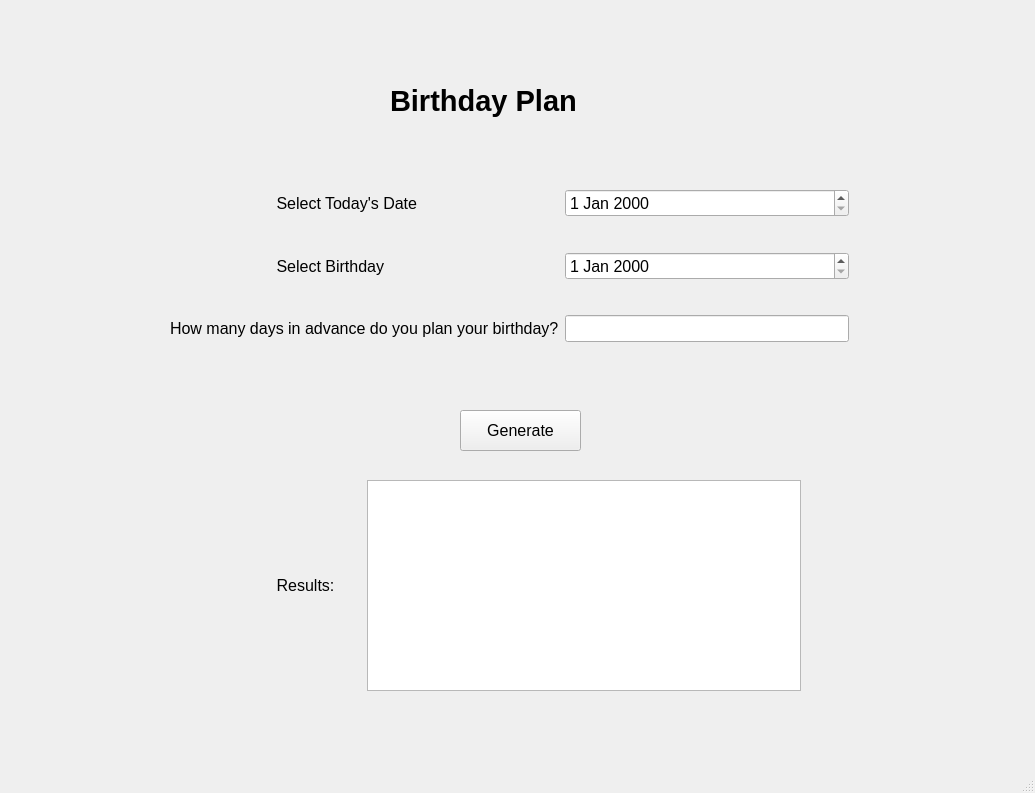
First picture: the form in main_window.ui, repository Qingzheng-Wang/BirthdayPlan, before the edit.
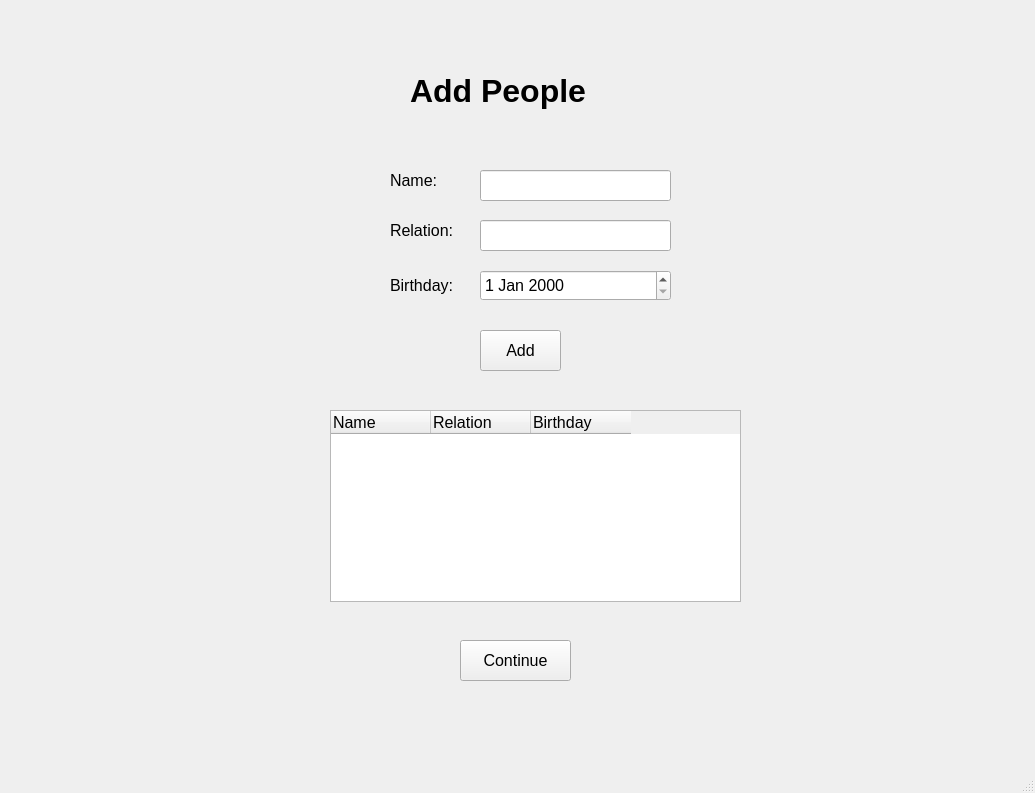
Second picture: the form after the edit. The open tabs and pages were chosen to show the change.

Patch:
```diff
--- a/main_window.ui
+++ b/main_window.ui
@@ -14,161 +14,470 @@
    <string>MainWindow</string>
   </property>
   <widget class="QWidget" name="centralwidget">
-   <widget class="QWidget" name="gridLayoutWidget">
+   <widget class="QStackedWidget" name="stackedWidget">
     <property name="geometry">
      <rect>
-      <x>170</x>
-      <y>160</y>
-      <width>679</width>
-      <height>211</height>
+      <x>10</x>
+      <y>10</y>
+      <width>1011</width>
+      <height>731</height>
      </rect>
     </property>
-    <layout class="QGridLayout" name="gridLayout_2">
-     <item row="0" column="1">
-      <widget class="QDateEdit" name="dateEditToday">
-       <property name="font">
-        <font>
-         <family>Microsoft YaHei UI</family>
-         <pointsize>12</pointsize>
-        </font>
-       </property>
-      </widget>
-     </item>
-     <item row="1" column="0">
-      <widget class="QLabel" name="label_2">
-       <property name="font">
-        <font>
-         <family>Microsoft YaHei UI</family>
-         <pointsize>12</pointsize>
-        </font>
-       </property>
+    <property name="currentIndex">
+     <number>2</number>
+    </property>
+    <widget class="QWidget" name="page_1">
+     <widget class="QLabel" name="label_10">
+      <property name="geometry">
+       <rect>
+        <x>200</x>
+        <y>190</y>
+        <width>631</width>
+        <height>111</height>
+       </rect>
+      </property>
+      <property name="font">
+       <font>
+        <family>Microsoft YaHei UI</family>
+        <pointsize>24</pointsize>
+        <weight>75</weight>
+        <bold>true</bold>
+       </font>
+      </property>
+      <property name="text">
+       <string>Welcome to BirthdayPlanner!</string>
+      </property>
+     </widget>
+     <widget class="QPushButton" name="pushButtonStart">
+      <property name="geometry">
+       <rect>
+        <x>420</x>
+        <y>460</y>
+        <width>81</width>
+        <height>41</height>
+       </rect>
+      </property>
+      <property name="font">
+       <font>
+        <family>Microsoft YaHei UI</family>
+        <pointsize>12</pointsize>
+       </font>
+      </property>
+      <property name="text">
+       <string>Start</string>
+      </property>
+     </widget>
+    </widget>
+    <widget class="QWidget" name="page_2">
+     <widget class="QTableWidget" name="tableWidget">
+      <property name="geometry">
+       <rect>
+        <x>320</x>
+        <y>400</y>
+        <width>411</width>
+        <height>192</height>
+       </rect>
+      </property>
+      <property name="sizePolicy">
+       <sizepolicy hsizetype="Expanding" vsizetype="Expanding">
+        <horstretch>0</horstretch>
+        <verstretch>0</verstretch>
+       </sizepolicy>
+      </property>
+      <property name="font">
+       <font>
+        <pointsize>12</pointsize>
+       </font>
+      </property>
+      <column>
        <property name="text">
-        <string>                        Select Birthday</string>
+        <string>Name</string>
        </property>
-      </widget>
-     </item>
-     <item row="2" column="0">
-      <widget class="QLabel" name="label_3">
        <property name="font">
         <font>
          <family>Microsoft YaHei UI</family>
          <pointsize>12</pointsize>
         </font>
        </property>
-       <property name="text">
-        <string>How many days in advance do you plan your birthday?</string>
+       <property name="textAlignment">
+        <set>AlignJustify|AlignVCenter</set>
        </property>
-      </widget>
-     </item>
-     <item row="1" column="1">
-      <widget class="QDateEdit" name="dateEditBirthday">
-       <property name="font">
-        <font>
-         <family>Microsoft YaHei UI</family>
-         <pointsize>12</pointsize>
-        </font>
-       </property>
-      </widget>
-     </item>
-     <item row="0" column="0">
-      <widget class="QLabel" name="label">
-       <property name="font">
-        <font>
-         <family>Microsoft YaHei UI</family>
-         <pointsize>12</pointsize>
-        </font>
-       </property>
+      </column>
+      <column>
        <property name="text">
-        <string>                        Select Today's Date</string>
+        <string>Relation</string>
        </property>
-      </widget>
-     </item>
-     <item row="2" column="1">
-      <widget class="QLineEdit" name="lineEditN">
        <property name="font">
         <font>
          <family>Microsoft YaHei UI</family>
          <pointsize>12</pointsize>
         </font>
        </property>
-      </widget>
-     </item>
-    </layout>
-   </widget>
-   <widget class="QLabel" name="label_4">
-    <property name="geometry">
-     <rect>
-      <x>390</x>
-      <y>70</y>
-      <width>261</width>
-      <height>61</height>
-     </rect>
-    </property>
-    <property name="font">
-     <font>
-      <family>Microsoft YaHei UI</family>
-      <pointsize>22</pointsize>
-      <weight>75</weight>
-      <bold>true</bold>
-     </font>
-    </property>
-    <property name="text">
-     <string>Birthday Plan</string>
-    </property>
-   </widget>
-   <widget class="QPushButton" name="pushButton">
-    <property name="geometry">
-     <rect>
-      <x>460</x>
-      <y>410</y>
-      <width>121</width>
-      <height>41</height>
-     </rect>
-    </property>
-    <property name="font">
-     <font>
-      <family>Microsoft YaHei UI</family>
-      <pointsize>12</pointsize>
-     </font>
-    </property>
-    <property name="text">
-     <string>Generate</string>
-    </property>
-   </widget>
-   <widget class="QWidget" name="horizontalLayoutWidget">
-    <property name="geometry">
-     <rect>
-      <x>250</x>
-      <y>480</y>
-      <width>551</width>
-      <height>211</height>
-     </rect>
-    </property>
-    <layout class="QHBoxLayout" name="horizontalLayout">
-     <item>
-      <widget class="QLabel" name="label_5">
-       <property name="font">
-        <font>
-         <family>Microsoft YaHei UI</family>
-         <pointsize>12</pointsize>
-        </font>
+       <property name="textAlignment">
+        <set>AlignJustify|AlignVCenter</set>
        </property>
+      </column>
+      <column>
        <property name="text">
-        <string>      Results:      </string>
+        <string>Birthday</string>
        </property>
-      </widget>
-     </item>
-     <item>
-      <widget class="QTextBrowser" name="textBrowser">
        <property name="font">
         <font>
          <family>Microsoft YaHei UI</family>
          <pointsize>12</pointsize>
         </font>
        </property>
-      </widget>
-     </item>
-    </layout>
+       <property name="textAlignment">
+        <set>AlignJustify|AlignVCenter</set>
+       </property>
+      </column>
+     </widget>
+     <widget class="QLabel" name="label_11">
+      <property name="geometry">
+       <rect>
+        <x>380</x>
+        <y>160</y>
+        <width>72</width>
+        <height>21</height>
+       </rect>
+      </property>
+      <property name="font">
+       <font>
+        <family>Microsoft YaHei UI</family>
+        <pointsize>12</pointsize>
+       </font>
+      </property>
+      <property name="text">
+       <string>Name:</string>
+      </property>
+     </widget>
+     <widget class="QLineEdit" name="lineEditName">
+      <property name="geometry">
+       <rect>
+        <x>470</x>
+        <y>160</y>
+        <width>191</width>
+        <height>31</height>
+       </rect>
+      </property>
+      <property name="font">
+       <font>
+        <family>Microsoft YaHei UI</family>
+        <pointsize>12</pointsize>
+       </font>
+      </property>
+     </widget>
+     <widget class="QLineEdit" name="lineEditRelation">
+      <property name="geometry">
+       <rect>
+        <x>470</x>
+        <y>210</y>
+        <width>191</width>
+        <height>31</height>
+       </rect>
+      </property>
+      <property name="font">
+       <font>
+        <family>Microsoft YaHei UI</family>
+        <pointsize>12</pointsize>
+       </font>
+      </property>
+      <property name="text">
+       <string/>
+      </property>
+     </widget>
+     <widget class="QLabel" name="label_12">
+      <property name="geometry">
+       <rect>
+        <x>380</x>
+        <y>210</y>
+        <width>81</width>
+        <height>21</height>
+       </rect>
+      </property>
+      <property name="font">
+       <font>
+        <family>Microsoft YaHei UI</family>
+        <pointsize>12</pointsize>
+       </font>
+      </property>
+      <property name="text">
+       <string>Relation:</string>
+      </property>
+     </widget>
+     <widget class="QLabel" name="label_13">
+      <property name="geometry">
+       <rect>
+        <x>380</x>
+        <y>260</y>
+        <width>91</width>
+        <height>31</height>
+       </rect>
+      </property>
+      <property name="font">
+       <font>
+        <family>Microsoft YaHei UI</family>
+        <pointsize>12</pointsize>
+       </font>
+      </property>
+      <property name="text">
+       <string>Birthday:</string>
+      </property>
+     </widget>
+     <widget class="QPushButton" name="pushButtonAdd">
+      <property name="geometry">
+       <rect>
+        <x>470</x>
+        <y>320</y>
+        <width>81</width>
+        <height>41</height>
+       </rect>
+      </property>
+      <property name="font">
+       <font>
+        <family>Microsoft YaHei UI</family>
+        <pointsize>12</pointsize>
+       </font>
+      </property>
+      <property name="text">
+       <string>Add</string>
+      </property>
+     </widget>
+     <widget class="QDateEdit" name="dateEditBirthday_2">
+      <property name="geometry">
+       <rect>
+        <x>470</x>
+        <y>260</y>
+        <width>191</width>
+        <height>31</height>
+       </rect>
+      </property>
+      <property name="font">
+       <font>
+        <family>Microsoft YaHei UI</family>
+        <pointsize>12</pointsize>
+       </font>
+      </property>
+     </widget>
+     <widget class="QPushButton" name="pushButtonContinue">
+      <property name="geometry">
+       <rect>
+        <x>450</x>
+        <y>630</y>
+        <width>111</width>
+        <height>41</height>
+       </rect>
+      </property>
+      <property name="font">
+       <font>
+        <family>Microsoft YaHei UI</family>
+        <pointsize>12</pointsize>
+       </font>
+      </property>
+      <property name="text">
+       <string>Continue</string>
+      </property>
+     </widget>
+     <widget class="QLabel" name="label_14">
+      <property name="geometry">
+       <rect>
+        <x>400</x>
+        <y>60</y>
+        <width>241</width>
+        <height>41</height>
+       </rect>
+      </property>
+      <property name="font">
+       <font>
+        <family>Microsoft YaHei UI</family>
+        <pointsize>24</pointsize>
+        <weight>75</weight>
+        <bold>true</bold>
+       </font>
+      </property>
+      <property name="text">
+       <string>Add People</string>
+      </property>
+     </widget>
+    </widget>
+    <widget class="QWidget" name="page_3">
+     <widget class="QWidget" name="gridLayoutWidget">
+      <property name="geometry">
+       <rect>
+        <x>170</x>
+        <y>160</y>
+        <width>679</width>
+        <height>211</height>
+       </rect>
+      </property>
+      <layout class="QGridLayout" name="gridLayout_3">
+       <item row="2" column="0">
+        <widget class="QLabel" name="label_6">
+         <property name="font">
+          <font>
+           <family>Microsoft YaHei UI</family>
+           <pointsize>12</pointsize>
+          </font>
+         </property>
+         <property name="text">
+          <string>How many days in advance do you plan your birthday?</string>
+         </property>
+        </widget>
+       </item>
+       <item row="0" column="0">
+        <widget class="QLabel" name="label_15">
+         <property name="font">
+          <font>
+           <family>Microsoft YaHei UI</family>
+           <pointsize>12</pointsize>
+          </font>
+         </property>
+         <property name="text">
+          <string>                        Select Name</string>
+         </property>
+        </widget>
+       </item>
+       <item row="1" column="0">
+        <widget class="QLabel" name="label_7">
+         <property name="font">
+          <font>
+           <family>Microsoft YaHei UI</family>
+           <pointsize>12</pointsize>
+          </font>
+         </property>
+         <property name="text">
+          <string>                        Select Today's Date</string>
+         </property>
+        </widget>
+       </item>
+       <item row="2" column="1">
+        <widget class="QLineEdit" name="lineEditN_2">
+         <property name="font">
+          <font>
+           <family>Microsoft YaHei UI</family>
+           <pointsize>12</pointsize>
+          </font>
+         </property>
+        </widget>
+       </item>
+       <item row="0" column="1">
+        <widget class="QComboBox" name="comboBoxPeople">
+         <property name="font">
+          <font>
+           <family>Microsoft YaHei UI</family>
+           <pointsize>12</pointsize>
+          </font>
+         </property>
+        </widget>
+       </item>
+       <item row="1" column="1">
+        <widget class="QDateEdit" name="dateEditToday_2">
+         <property name="font">
+          <font>
+           <family>Microsoft YaHei UI</family>
+           <pointsize>12</pointsize>
+          </font>
+         </property>
+        </widget>
+       </item>
+      </layout>
+     </widget>
+     <widget class="QWidget" name="horizontalLayoutWidget">
+      <property name="geometry">
+       <rect>
+        <x>240</x>
+        <y>440</y>
+        <width>551</width>
+        <height>211</height>
+       </rect>
+      </property>
+      <layout class="QHBoxLayout" name="horizontalLayout_2">
+       <item>
+        <widget class="QLabel" name="label_8">
+         <property name="font">
+          <font>
+           <family>Microsoft YaHei UI</family>
+           <pointsize>12</pointsize>
+          </font>
+         </property>
+         <property name="text">
+          <string>      Results:      </string>
+         </property>
+        </widget>
+       </item>
+       <item>
+        <widget class="QTextBrowser" name="textBrowser_2">
+         <property name="font">
+          <font>
+           <family>Microsoft YaHei UI</family>
+           <pointsize>12</pointsize>
+          </font>
+         </property>
+        </widget>
+       </item>
+      </layout>
+     </widget>
+     <widget class="QPushButton" name="pushButtonGenerate">
+      <property name="geometry">
+       <rect>
+        <x>450</x>
+        <y>390</y>
+        <width>121</width>
+        <height>41</height>
+       </rect>
+      </property>
+      <property name="font">
+       <font>
+        <family>Microsoft YaHei UI</family>
+        <pointsize>12</pointsize>
+       </font>
+      </property>
+      <property name="text">
+       <string>Generate</string>
+      </property>
+     </widget>
+     <widget class="QLabel" name="label_9">
+      <property name="geometry">
+       <rect>
+        <x>380</x>
+        <y>50</y>
+        <width>261</width>
+        <height>61</height>
+       </rect>
+      </property>
+      <property name="font">
+       <font>
+        <family>Microsoft YaHei UI</family>
+        <pointsize>22</pointsize>
+        <weight>75</weight>
+        <bold>true</bold>
+       </font>
+      </property>
+      <property name="text">
+       <string>Birthday Plan</string>
+      </property>
+     </widget>
+     <widget class="QPushButton" name="pushButtonGenerate_2">
+      <property name="geometry">
+       <rect>
+        <x>450</x>
+        <y>670</y>
+        <width>121</width>
+        <height>41</height>
+       </rect>
+      </property>
+      <property name="font">
+       <font>
+        <family>Microsoft YaHei UI</family>
+        <pointsize>12</pointsize>
+       </font>
+      </property>
+      <property name="text">
+       <string>Back</string>
+      </property>
+     </widget>
+    </widget>
+    <widget class="QWidget" name="page_4"/>
    </widget>
   </widget>
   <widget class="QMenuBar" name="menubar">
```
